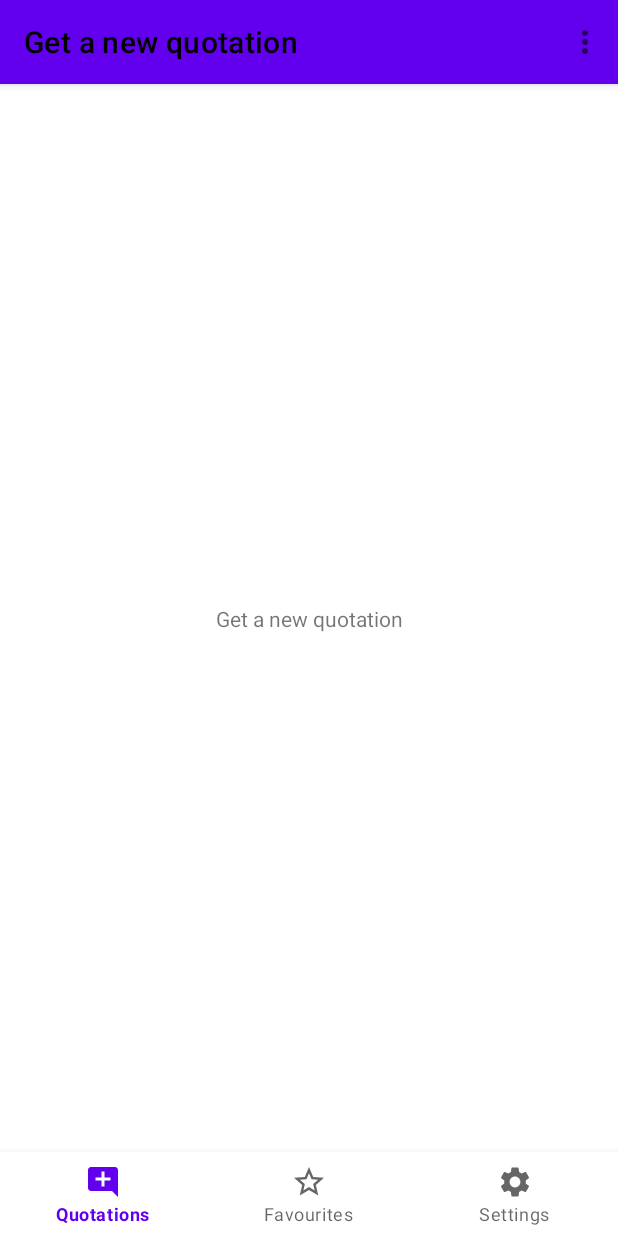
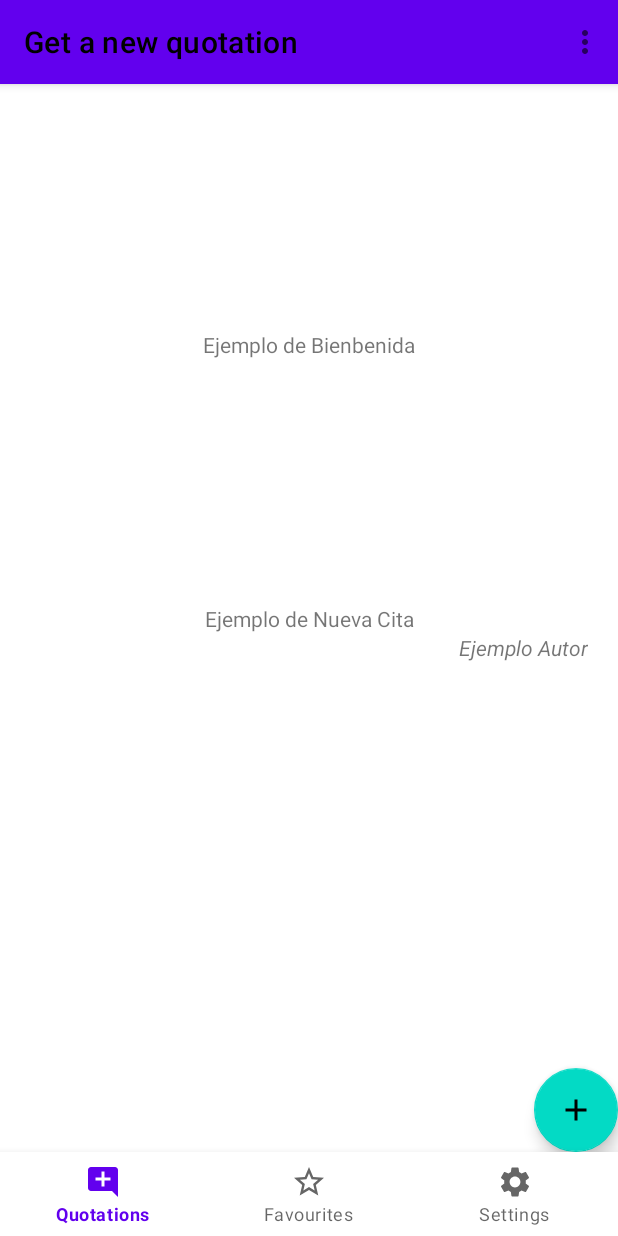
Before and after one commit to ZhuGH333/Pract1, an Android app: the screen it shows after launch (MainActivity), on a phone screen of 412 x 824 dp. Run offline under Robolectric (Android 15) with nearby library versions, the light colour scheme and no system bars; our stand-ins replace navigation-ui.

Commit message:
Ejercicio 9

```diff
--- a/app/build.gradle
+++ b/app/build.gradle
@@ -45,6 +45,10 @@ dependencies {
     implementation 'androidx.navigation:navigation-ui-ktx:2.5.3'
     implementation 'androidx.navigation:navigation-fragment-ktx:2.5.3'
 
+    implementation 'androidx.swiperefreshlayout:swiperefreshlayout:1.1.0'
+    implementation 'androidx.lifecycle:lifecycle-viewmodel-ktx:2.5.1'
+    implementation 'androidx.lifecycle:lifecycle-livedata-ktx:2.5.1'
+
     testImplementation 'junit:junit:4.13.2'
     androidTestImplementation 'androidx.test.ext:junit:1.1.5'
     androidTestImplementation 'androidx.test.espresso:espresso-core:3.5.1'
--- /dev/null
+++ b/app/src/main/res/drawable/baseline_add_24.xml
@@ -0,0 +1,5 @@
+<vector android:height="24dp" android:tint="#71C157"
+    android:viewportHeight="24" android:viewportWidth="24"
+    android:width="24dp" xmlns:android="http://schemas.android.com/apk/res/android">
+    <path android:fillColor="@android:color/white" android:pathData="M19,13h-6v6h-2v-6H5v-2h6V5h2v6h6v2z"/>
+</vector>
--- /dev/null
+++ b/app/src/main/res/drawable/baseline_refresh_24.xml
@@ -0,0 +1,5 @@
+<vector android:height="24dp" android:tint="#71C157"
+    android:viewportHeight="24" android:viewportWidth="24"
+    android:width="24dp" xmlns:android="http://schemas.android.com/apk/res/android">
+    <path android:fillColor="@android:color/white" android:pathData="M17.65,6.35C16.2,4.9 14.21,4 12,4c-4.42,0 -7.99,3.58 -7.99,8s3.57,8 7.99,8c3.73,0 6.84,-2.55 7.73,-6h-2.08c-0.82,2.33 -3.04,4 -5.65,4 -3.31,0 -6,-2.69 -6,-6s2.69,-6 6,-6c1.66,0 3.14,0.69 4.22,1.78L13,11h7V4l-2.35,2.35z"/>
+</vector>
--- a/app/src/main/res/layout/activity_main.xml
+++ b/app/src/main/res/layout/activity_main.xml
@@ -55,8 +55,5 @@
         app:defaultNavHost="true"
         />
 
-
-
-
     </androidx.constraintlayout.widget.ConstraintLayout>
 </androidx.coordinatorlayout.widget.CoordinatorLayout>
--- a/app/src/main/res/layout/fragment_new_quotation.xml
+++ b/app/src/main/res/layout/fragment_new_quotation.xml
@@ -1,18 +1,58 @@
 <?xml version="1.0" encoding="utf-8"?>
-<androidx.constraintlayout.widget.ConstraintLayout xmlns:android="http://schemas.android.com/apk/res/android"
+<androidx.swiperefreshlayout.widget.SwipeRefreshLayout xmlns:android="http://schemas.android.com/apk/res/android"
     xmlns:app="http://schemas.android.com/apk/res-auto"
-    xmlns:tools="http://schemas.android.com/tools"
-    android:id="@+id/newQuotationFragment"
     android:layout_width="match_parent"
     android:layout_height="match_parent">
 
-    <TextView
-        android:id="@+id/tvNewQuotation"
+    <FrameLayout
+        android:layout_width="wrap_content"
+        android:layout_height="wrap_content">
+
+        <androidx.constraintlayout.widget.ConstraintLayout
+            android:layout_width="match_parent"
+            android:layout_height="match_parent">
+
+            <com.google.android.material.textview.MaterialTextView
+                android:id="@+id/msgBienvenida"
                 android:layout_width="wrap_content"
                 android:layout_height="wrap_content"
-        android:text="@string/newQuotation"
+                android:gravity="center"
+                android:text="Ejemplo de Bienbenida"
+                app:layout_constraintBottom_toTopOf="@+id/msgCita"
+                app:layout_constraintEnd_toEndOf="parent"
+                app:layout_constraintStart_toStartOf="parent"
+                app:layout_constraintTop_toTopOf="parent"/>
+
+            <com.google.android.material.textview.MaterialTextView
+                android:id="@+id/msgCita"
+                android:layout_width="wrap_content"
+                android:layout_height="wrap_content"
+                android:justificationMode="inter_word"
+                android:text="Ejemplo de Nueva Cita"
                 app:layout_constraintBottom_toBottomOf="parent"
                 app:layout_constraintEnd_toEndOf="parent"
                 app:layout_constraintStart_toStartOf="parent"
                 app:layout_constraintTop_toTopOf="parent" />
+
+            <com.google.android.material.textview.MaterialTextView
+                android:id="@+id/msgAutor"
+                android:layout_width="wrap_content"
+                android:layout_height="wrap_content"
+                android:text="Ejemplo Autor"
+                android:textStyle="italic"
+                app:layout_constraintEnd_toEndOf="parent"
+                app:layout_constraintTop_toBottomOf="@+id/msgCita"
+                android:layout_marginEnd="20dp"/>
+
+                 />
+
         </androidx.constraintlayout.widget.ConstraintLayout>
+
+        <com.google.android.material.floatingactionbutton.FloatingActionButton
+            android:layout_width="wrap_content"
+            android:layout_height="wrap_content"
+            android:layout_gravity="bottom|end"
+            android:contentDescription="@string/descriptonFloatButton"
+            android:src="@drawable/baseline_add_24" />
+    </FrameLayout>
+</androidx.swiperefreshlayout.widget.SwipeRefreshLayout>
--- a/app/src/main/res/values/strings.xml
+++ b/app/src/main/res/values/strings.xml
@@ -9,4 +9,5 @@
     <string name="settingsItem">Settings</string>
     <string name="aboutText">PracticaDadm by \n\nZhuping Yang\n\nzyang@inf.upv.es\n\nDeveloped for DADM 2023</string>
     <string name="descripcionBirds">Descripcion de la foto</string>
+    <string name="descriptonFloatButton">Boton flotante para añadir una cita</string>
 </resources>
```
Lines whose indentation alone changed are shown as unchanged.
